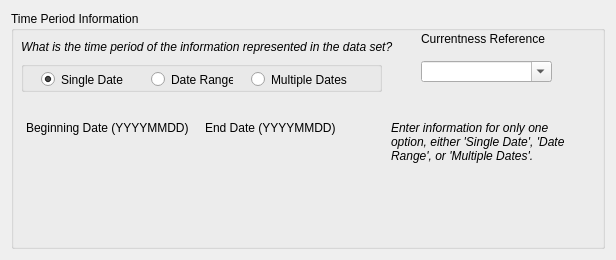
This is pymdwizard/gui/ui_files/MetadataDate.ui in DOI-USGS/fort-pymdwizard as Qt 5 draws it before an edit. The edited form follows.
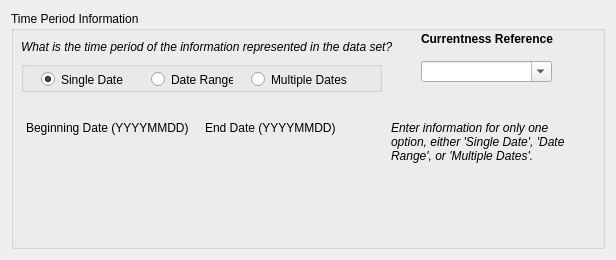
This is the edited form. The open tabs and pages were chosen to show the change.

Commit message: changed the ui style sheet for italic and bold, metadata date

Diff of the .ui file:
```diff
--- a/pymdwizard/gui/ui_files/MetadataDate.ui
+++ b/pymdwizard/gui/ui_files/MetadataDate.ui
@@ -37,6 +37,9 @@
         <bold>false</bold>
        </font>
       </property>
+      <property name="styleSheet">
+       <string notr="true">font: italic;</string>
+      </property>
       <property name="text">
        <string>What is the time period of the information represented in the data set?</string>
       </property>
@@ -321,10 +324,14 @@
       </property>
       <property name="font">
        <font>
-        <family>Arial</family>
-        <pointsize>9</pointsize>
+        <weight>75</weight>
+        <italic>false</italic>
+        <bold>true</bold>
        </font>
       </property>
+      <property name="styleSheet">
+       <string notr="true">font: bold;</string>
+      </property>
       <property name="text">
        <string>Currentness Reference</string>
       </property>
```
Left out of the diff: 14 changed lines with no effect on the pictures. The commit also changes 1 other file.
